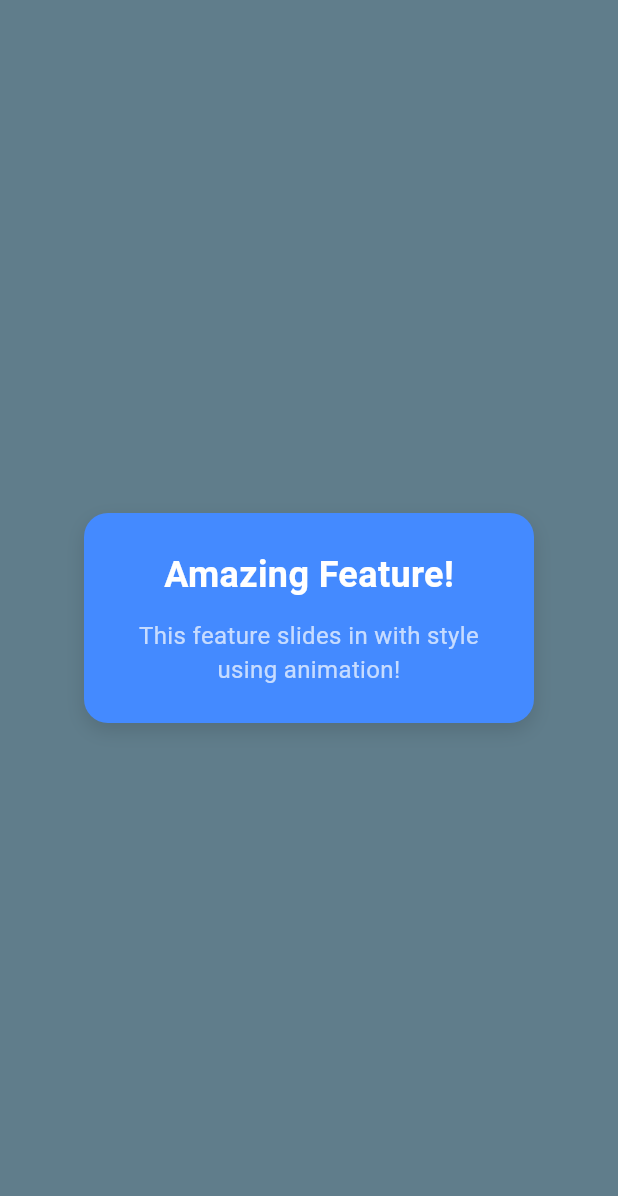
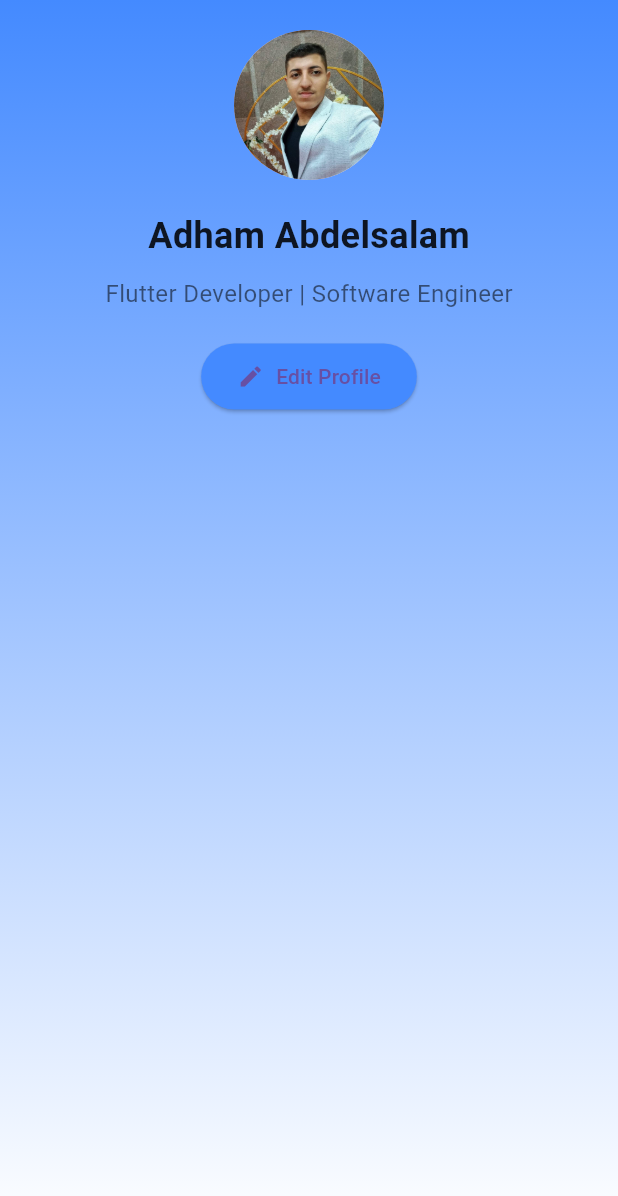
Before and after one commit to Adham167/flutter_task_6, a Flutter app: the screen it shows after launch, on a phone screen of 412 x 824 dp. Shown: the top 1196 px of the screen. Run offline on Flutter 3.47's test engine with Material 3 defaults, Android fonts, the phone set to English and light mode, and no system bars.

Commit message:
Task 4: Profile Layout with SafeArea

```diff
--- a/lib/main.dart
+++ b/lib/main.dart
@@ -1,5 +1,5 @@
 import 'package:flutter/material.dart';
-import 'package:flutter_task_6/slide_in_feature_box.dart';
+import 'package:flutter_task_6/profile_layout_safeArea.dart';
 
 void main() {
   runApp(HomePage());
@@ -12,7 +12,7 @@ class HomePage extends StatelessWidget {
   Widget build(BuildContext context) {
     return MaterialApp(
       debugShowCheckedModeBanner: false,
-      home:SlideInFeatureBox() ,
+      home: ProfileLayoutSafearea(),
     );
   }
 }
--- /dev/null
+++ b/lib/profile_layout_safeArea.dart
@@ -0,0 +1,67 @@
+import 'package:flutter/material.dart';
+
+class ProfileLayoutSafearea extends StatelessWidget {
+  const ProfileLayoutSafearea({super.key});
+
+  @override
+  Widget build(BuildContext context) {
+    return Scaffold(
+      backgroundColor: Colors.blueGrey,
+      body: Container(
+        decoration: const BoxDecoration(
+          gradient: LinearGradient(
+            colors: [Colors.blueAccent, Colors.white],
+            begin: Alignment.topCenter,
+            end: Alignment.bottomCenter,
+          ),
+        ),
+        child: SafeArea(
+          child: Center(
+            child: Column(
+              children: [
+                const SizedBox(height: 20),
+                const CircleAvatar(
+                  radius: 50,
+                  backgroundImage: AssetImage('assets/image_1.jpg'),
+                ),
+                const SizedBox(height: 20),
+                // Name
+                const Text(
+                  'Adham Abdelsalam',
+                  style: TextStyle(
+                    fontSize: 24,
+                    fontWeight: FontWeight.bold,
+                    color: Colors.black87,
+                  ),
+                ),
+                const SizedBox(height: 10),
+                // Bio
+                const Text(
+                  'Flutter Developer | Software Engineer',
+                  style: TextStyle(fontSize: 16, color: Colors.black54),
+                ),
+                const SizedBox(height: 20),
+
+                ElevatedButton.icon(
+                  onPressed: () {},
+                  icon: const Icon(Icons.edit),
+                  label: const Text("Edit Profile"),
+                  style: ElevatedButton.styleFrom(
+                    padding: const EdgeInsets.symmetric(
+                      horizontal: 24,
+                      vertical: 12,
+                    ),
+                    shape: RoundedRectangleBorder(
+                      borderRadius: BorderRadius.circular(30),
+                    ),
+                    backgroundColor: Colors.blueAccent,
+                  ),
+                ),
+              ],
+            ),
+          ),
+        ),
+      ),
+    );
+  }
+}
--- a/pubspec.yaml
+++ b/pubspec.yaml
@@ -58,8 +58,8 @@ flutter:
   uses-material-design: true
 
   # To add assets to your application, add an assets section, like this:
-  # assets:
-  #   - images/a_dot_burr.jpeg
+  assets:
+    - assets/
   #   - images/a_dot_ham.jpeg
 
   # An image asset can refer to one or more resolution-specific "variants", see
```
Also changed, not shown: assets/Backpack.jpeg (added), assets/Eiffel-Tower-Paris-resized.jpg (added), assets/banner.jpeg (added), assets/download.jpeg (added), assets/france_flag.png (added), assets/headphone.jpeg (added), assets/image_1.jpg (added), assets/image_2.jpg (added), assets/smartphone.jpeg (added), assets/sneakers.jpeg (added), 1 other file.
